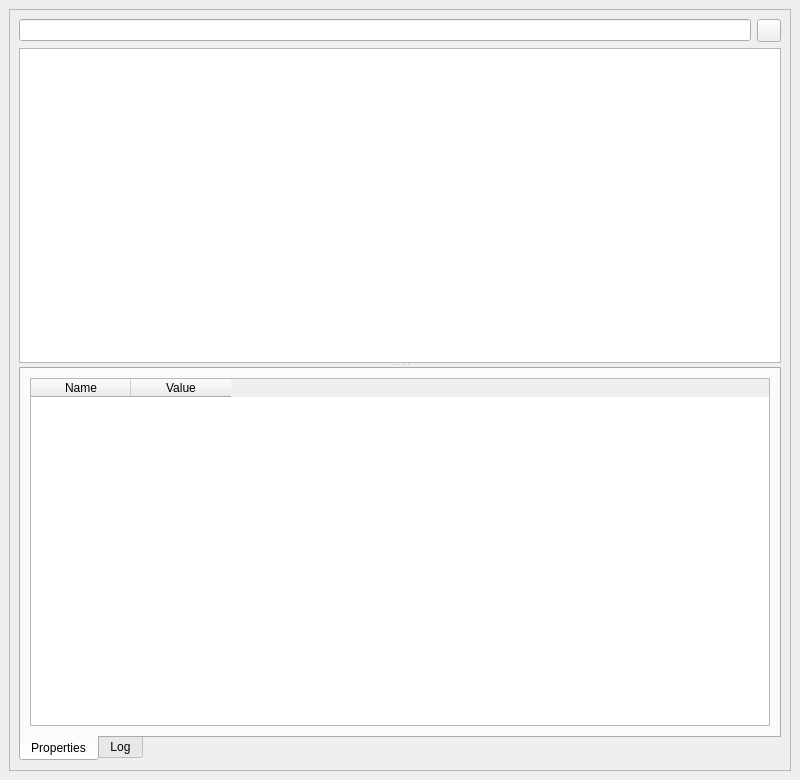
First picture: the form in ui/main.ui, repository rprinceley/vsibrowse, before the edit.
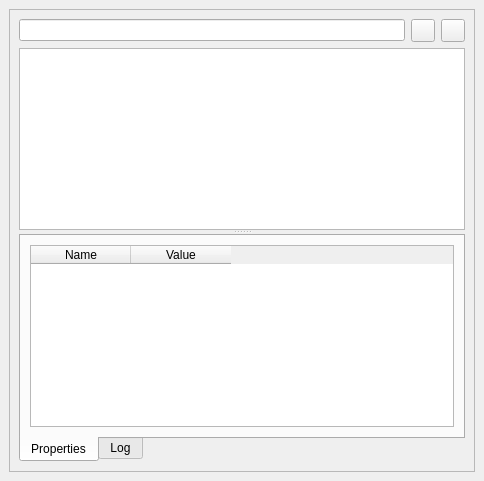
Second picture: the form after the edit.

Commit message: Add an option to connect to Azure using OAuth (MSAL, https://github.com/AzureAD/microsoft-authentication-library-for-python)

What changed in the file:
```diff
--- a/ui/main.ui
+++ b/ui/main.ui
@@ -6,8 +6,8 @@
    <rect>
     <x>0</x>
     <y>0</y>
-    <width>800</width>
-    <height>780</height>
+    <width>484</width>
+    <height>481</height>
    </rect>
   </property>
   <property name="windowTitle">
@@ -38,6 +38,13 @@
              </property>
             </widget>
            </item>
+           <item>
+            <widget class="QToolButton" name="connectButton">
+             <property name="text">
+              <string/>
+             </property>
+            </widget>
+           </item>
           </layout>
          </item>
          <item>
```
Left out of the diff: 4 changed lines with no effect on the pictures. The commit also changes 13 other files.
